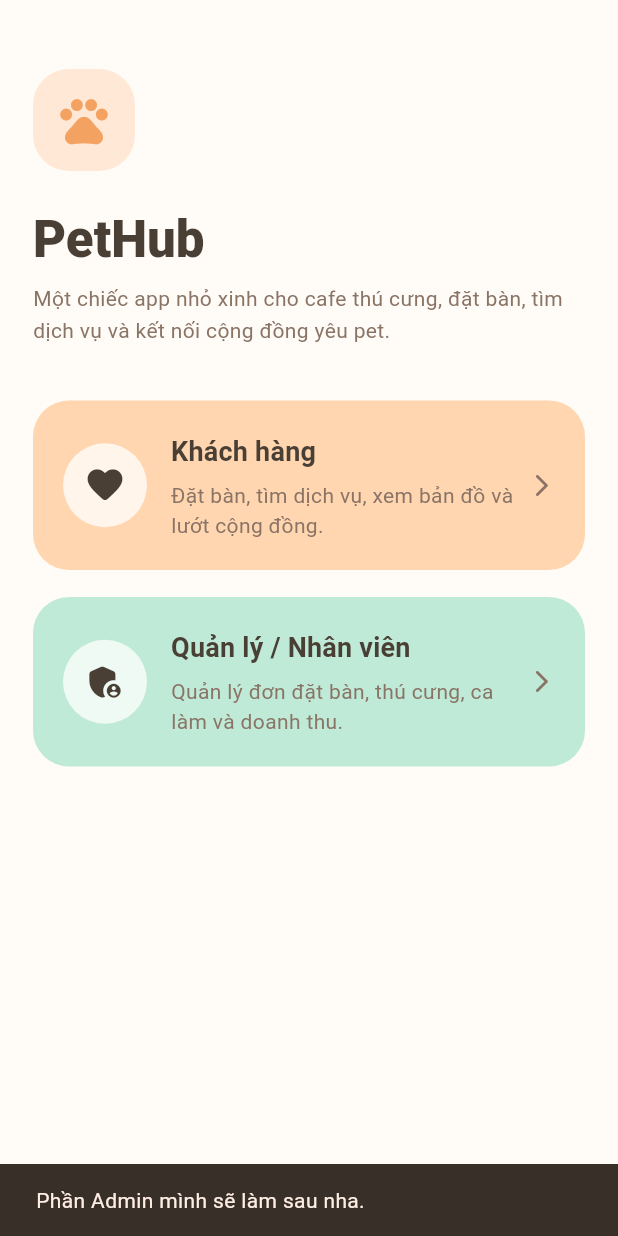
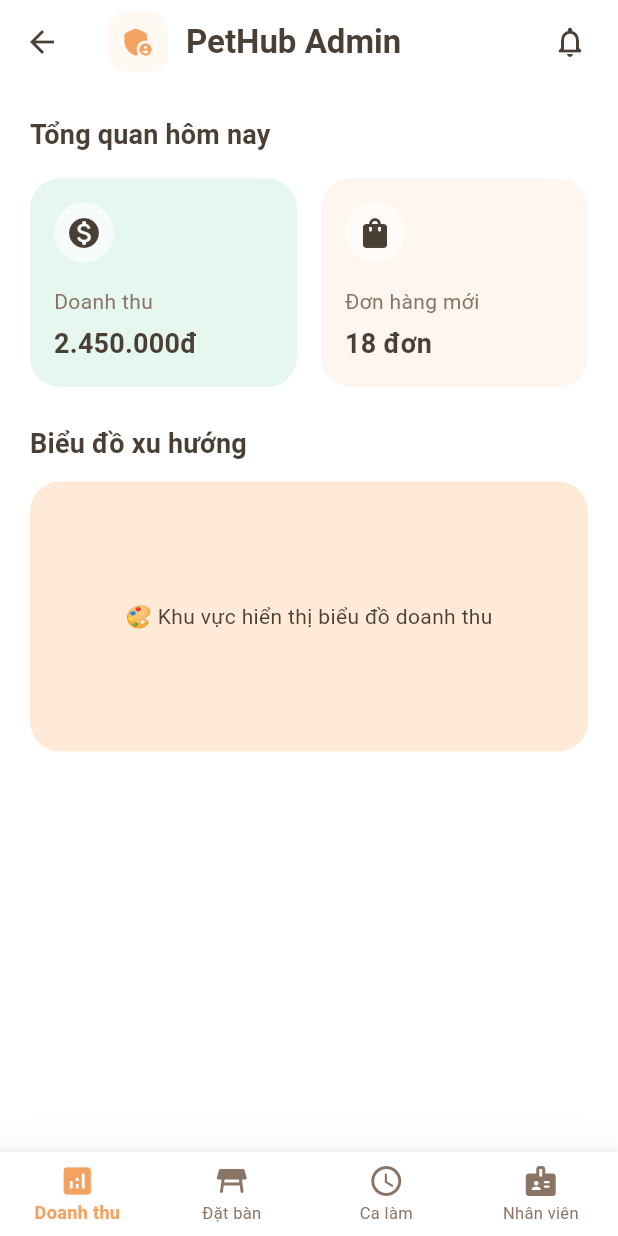
Before and after one commit to Tran-Tuyen-144/Project-Mobile-Sum26, a Flutter app: the screen it shows after launch, after a tap on "Quản lý / Nhân viên", on a phone screen of 412 x 824 dp. Run offline on Flutter 3.47's test engine with Material 3 defaults, Android fonts, the light colour scheme and no system bars; our stand-ins replace app_links, firebase_core, go_router; accounts and stored records are empty.

Commit message:
Chức năng Admin

```diff
--- a/lib/routes/app_router.dart
+++ b/lib/routes/app_router.dart
@@ -1,5 +1,6 @@
 import 'package:flutter/material.dart';
 import 'package:go_router/go_router.dart';
+import '../screens/admin/admin_main_screen.dart';
 import '../screens/customer/profile/customer_profile_screen.dart';
 import '../screens/role_select_screen.dart';
 import '../screens/customer/customer_shell_screen.dart';
@@ -123,6 +124,13 @@ final GoRouter appRouter = GoRouter(
         );
       },
     ),
+    GoRoute(
+      path: '/admin',
+      name: 'admin',
+      builder: (context, state) {
+        return const AdminMainScreen();
+      },
+    ),
   ],
 
 
--- a/lib/screens/admin/admin_main_screen.dart
+++ b/lib/screens/admin/admin_main_screen.dart
@@ -0,0 +1,123 @@
+import 'package:flutter/material.dart';
+import '../../theme/app_colors.dart';
+
+// --- Import các màn hình con đã được tách file ---
+import 'dashboard/admin_dashboard_screen.dart';
+import 'reservations/admin_reservations_screen.dart';
+import 'shifts/admin_shifts_screen.dart';
+import 'staff/admin_staff_screen.dart';
+
+class AdminMainScreen extends StatefulWidget {
+  const AdminMainScreen({super.key});
+
+  @override
+  State<AdminMainScreen> createState() => _AdminMainScreenState();
+}
+
+class _AdminMainScreenState extends State<AdminMainScreen> {
+  int _selectedIndex = 0;
+
+  // Gọi trực tiếp các màn hình từ thư mục con
+  final List<Widget> _screens = [
+    const AdminDashboardScreen(),
+    const AdminReservationsScreen(),
+    const AdminShiftsScreen(),
+    const AdminStaffScreen(),
+  ];
+
+  @override
+  Widget build(BuildContext context) {
+    return Scaffold(
+      backgroundColor: Colors.white,
+      appBar: AppBar(
+        backgroundColor: Colors.white,
+        elevation: 0,
+        centerTitle: false,
+        title: Row(
+          children: [
+            Container(
+              padding: const EdgeInsets.all(8),
+              decoration: BoxDecoration(
+                color: AppColors.peach.withOpacity(0.3),
+                borderRadius: BorderRadius.circular(12),
+              ),
+              child: const Icon(
+                Icons.admin_panel_settings_rounded,
+                color: AppColors.primary,
+                size: 24,
+              ),
+            ),
+            const SizedBox(width: 12),
+            Text(
+              'PetHub Admin',
+              style: Theme.of(context).textTheme.titleLarge?.copyWith(
+                fontWeight: FontWeight.bold,
+                fontSize: 22,
+                color: AppColors.textDark,
+              ),
+            ),
+          ],
+        ),
+        actions: [
+          IconButton(
+            icon: const Icon(Icons.notifications_none_rounded, color: AppColors.textDark),
+            onPressed: () {},
+          ),
+          const SizedBox(width: 8),
+        ],
+      ),
+      // Sử dụng IndexedStack để giữ nguyên trạng thái cuộn của từng tab
+      body: IndexedStack(
+        index: _selectedIndex,
+        children: _screens,
+      ),
+      bottomNavigationBar: Container(
+        decoration: BoxDecoration(
+          boxShadow: [
+            BoxShadow(
+              color: Colors.black.withOpacity(0.04),
+              blurRadius: 20,
+              offset: const Offset(0, -4),
+            ),
+          ],
+        ),
+        child: BottomNavigationBar(
+          type: BottomNavigationBarType.fixed,
+          backgroundColor: Colors.white,
+          currentIndex: _selectedIndex,
+          onTap: (index) {
+            setState(() {
+              _selectedIndex = index;
+            });
+          },
+          selectedItemColor: AppColors.primary,
+          unselectedItemColor: AppColors.textSoft,
+          selectedLabelStyle: const TextStyle(fontWeight: FontWeight.bold, fontSize: 12),
+          unselectedLabelStyle: const TextStyle(fontSize: 11),
+          items: const [
+            BottomNavigationBarItem(
+              icon: Icon(Icons.analytics_rounded),
+              activeIcon: Icon(Icons.analytics),
+              label: 'Doanh thu',
+            ),
+            BottomNavigationBarItem(
+              icon: Icon(Icons.table_restaurant_rounded),
+              activeIcon: Icon(Icons.table_restaurant),
+              label: 'Đặt bàn',
+            ),
+            BottomNavigationBarItem(
+              icon: Icon(Icons.access_time_rounded),
+              activeIcon: Icon(Icons.access_time_filled_rounded),
+              label: 'Ca làm',
+            ),
+            BottomNavigationBarItem(
+              icon: Icon(Icons.badge_rounded),
+              activeIcon: Icon(Icons.badge),
+              label: 'Nhân viên',
+            ),
+          ],
+        ),
+      ),
+    );
+  }
+}
--- a/lib/screens/admin/dashboard/admin_dashboard_screen.dart
+++ b/lib/screens/admin/dashboard/admin_dashboard_screen.dart
@@ -0,0 +1,83 @@
+import 'package:flutter/material.dart';
+import '../../../theme/app_colors.dart';
+
+class AdminDashboardScreen extends StatelessWidget {
+  const AdminDashboardScreen({super.key});
+
+  @override
+  Widget build(BuildContext context) {
+    return SingleChildScrollView(
+      padding: const EdgeInsets.all(20),
+      child: Column(
+        crossAxisAlignment: CrossAxisAlignment.start,
+        children: [
+          Text('Tổng quan hôm nay', style: Theme.of(context).textTheme.titleMedium?.copyWith(fontWeight: FontWeight.bold)),
+          const SizedBox(height: 16),
+          Row(
+            children: [
+              Expanded(
+                child: _buildStatCard(
+                  context,
+                  title: 'Doanh thu',
+                  value: '2.450.000đ',
+                  icon: Icons.monetization_on_rounded,
+                  color: AppColors.mint,
+                ),
+              ),
+              const SizedBox(width: 16),
+              Expanded(
+                child: _buildStatCard(
+                  context,
+                  title: 'Đơn hàng mới',
+                  value: '18 đơn',
+                  icon: Icons.shopping_bag_rounded,
+                  color: AppColors.peach,
+                ),
+              ),
+            ],
+          ),
+          const SizedBox(height: 24),
+          Text('Biểu đồ xu hướng', style: Theme.of(context).textTheme.titleMedium?.copyWith(fontWeight: FontWeight.bold)),
+          const SizedBox(height: 12),
+          Container(
+            height: 180,
+            width: double.infinity,
+            decoration: BoxDecoration(
+              color: AppColors.primarySoft.withOpacity(0.5),
+              borderRadius: BorderRadius.circular(20),
+            ),
+            child: const Center(
+              child: Text(
+                '🎨 Khu vực hiển thị biểu đồ doanh thu',
+                style: TextStyle(color: AppColors.textDark),
+              ),
+            ),
+          ),
+        ],
+      ),
+    );
+  }
+
+  Widget _buildStatCard(BuildContext context, {required String title, required String value, required IconData icon, required Color color}) {
+    return Container(
+      padding: const EdgeInsets.all(16),
+      decoration: BoxDecoration(
+        color: color.withOpacity(0.4),
+        borderRadius: BorderRadius.circular(20),
+      ),
+      child: Column(
+        crossAxisAlignment: CrossAxisAlignment.start,
+        children: [
+          CircleAvatar(
+            backgroundColor: Colors.white.withOpacity(0.6),
+            child: Icon(icon, color: AppColors.textDark),
+          ),
+          const SizedBox(height: 16),
+          Text(title, style: Theme.of(context).textTheme.bodyMedium?.copyWith(color: AppColors.textSoft)),
+          const SizedBox(height: 4),
+          Text(value, style: Theme.of(context).textTheme.titleMedium?.copyWith(fontWeight: FontWeight.bold, fontSize: 18)),
+        ],
+      ),
+    );
+  }
+}
--- a/lib/screens/admin/reservations/admin_reservations_screen.dart
+++ b/lib/screens/admin/reservations/admin_reservations_screen.dart
@@ -0,0 +1,54 @@
+import 'package:flutter/material.dart';
+import '../../../theme/app_colors.dart';
+
+class AdminReservationsScreen extends StatelessWidget {
+  const AdminReservationsScreen({super.key});
+
+  @override
+  Widget build(BuildContext context) {
+    return ListView.builder(
+      padding: const EdgeInsets.all(20),
+      itemCount: 3,
+      itemBuilder: (context, index) {
+        final isOnline = index % 2 == 0;
+        return Container(
+          margin: const EdgeInsets.only(bottom: 14),
+          padding: const EdgeInsets.all(16),
+          decoration: BoxDecoration(
+            color: Colors.grey.shade50,
+            borderRadius: BorderRadius.circular(16),
+            border: Border.all(color: Colors.grey.shade100),
+          ),
+          child: Row(
+            children: [
+              Container(
+                padding: const EdgeInsets.symmetric(horizontal: 12, vertical: 8),
+                decoration: BoxDecoration(
+                  color: isOnline ? AppColors.primarySoft : AppColors.mint.withOpacity(0.5),
+                  borderRadius: BorderRadius.circular(10),
+                ),
+                child: Text(
+                  isOnline ? 'Online' : 'Offline',
+                  style: const TextStyle(fontWeight: FontWeight.bold, fontSize: 12, color: AppColors.textDark),
+                ),
+              ),
+              const SizedBox(width: 16),
+              Expanded(
+                child: Column(
+                  crossAxisAlignment: CrossAxisAlignment.start,
+                  children: [
+                    Text('Bàn A${index + 1} • Khách hàng Nguyễn Văn ${String.fromCharCode(65 + index)}',
+                        style: const TextStyle(fontWeight: FontWeight.bold)),
+                    const SizedBox(height: 4),
+                    Text('Thời gian: 19:00 - Số khách: ${index + 2}', style: const TextStyle(color: AppColors.textSoft, fontSize: 13)),
+                  ],
+                ),
+              ),
+              const Icon(Icons.check_circle_outline_rounded, color: Colors.green),
+            ],
+          ),
+        );
+      },
+    );
+  }
+}
--- a/lib/screens/admin/shifts/admin_shifts_screen.dart
+++ b/lib/screens/admin/shifts/admin_shifts_screen.dart
@@ -0,0 +1,53 @@
+import 'package:flutter/material.dart';
+import '../../../theme/app_colors.dart';
+
+class AdminShiftsScreen extends StatelessWidget {
+  const AdminShiftsScreen({super.key});
+
+  @override
+  Widget build(BuildContext context) {
+    return Padding(
+      padding: const EdgeInsets.all(20),
+      child: Column(
+        crossAxisAlignment: CrossAxisAlignment.start,
+        children: [
+          Row(
+            mainAxisAlignment: MainAxisAlignment.spaceBetween,
+            children: [
+              const Text('Lịch làm việc hôm nay', style: TextStyle(fontWeight: FontWeight.bold, fontSize: 16)),
+              TextButton.icon(
+                onPressed: () {},
+                icon: const Icon(Icons.add, size: 18),
+                label: const Text('Xếp ca'),
+              ),
+            ],
+          ),
+          const SizedBox(height: 12),
+          Expanded(
+            child: ListView(
+              children: [
+                _buildShiftItem('Ca Sáng (07:00 - 12:00)', 'Trần Mộng Tuyền, Nguyễn Hải Yến'),
+                _buildShiftItem('Ca Chiều (12:00 - 17:00)', 'Nguyễn Hoàng Ngọc Trân'),
+                _buildShiftItem('Ca Tối (17:00 - 22:00)', 'Nguyễn Xuân Hiếu'),
+              ],
+            ),
+          )
+        ],
+      ),
+    );
+  }
+
+  Widget _buildShiftItem(String time, String staffs) {
+    return Card(
+      elevation: 0,
+      color: AppColors.peach.withOpacity(0.15),
+      margin: const EdgeInsets.only(bottom: 12),
+      shape: RoundedRectangleBorder(borderRadius: BorderRadius.circular(16)),
+      child: ListTile(
+        leading: const Icon(Icons.wb_sunny_rounded, color: Colors.orangeAccent),
+        title: Text(time, style: const TextStyle(fontWeight: FontWeight.bold)),
+        subtitle: Text('Nhân viên: $staffs', style: const TextStyle(color: AppColors.textDark)),
+      ),
+    );
+  }
+}
--- a/lib/screens/admin/staff/admin_staff_screen.dart
+++ b/lib/screens/admin/staff/admin_staff_screen.dart
@@ -0,0 +1,45 @@
+import 'package:flutter/material.dart';
+import '../../../theme/app_colors.dart';
+
+class AdminStaffScreen extends StatelessWidget {
+  const AdminStaffScreen({super.key});
+
+  @override
+  Widget build(BuildContext context) {
+    return ListView(
+      padding: const EdgeInsets.all(20),
+      children: [
+        const Text('Danh sách nhân sự hoạt động', style: TextStyle(fontWeight: FontWeight.bold, fontSize: 16)),
+        const SizedBox(height: 16),
+        _buildStaffRow('Nguyễn Hải Yến', 'Phục vụ bàn', 'Lương: 3.200.000đ'),
+        _buildStaffRow('Trần Mộng Tuyền', 'Pha chế chính', 'Lương: 4.500.000đ'),
+        _buildStaffRow('Nguyễn Hoàng Ngọc Trân', 'Chăm sóc thú cưng', 'Lương: 4.000.000đ'),
+      ],
+    );
+  }
+
+  Widget _buildStaffRow(String name, String role, String salary) {
+    return Container(
+      margin: const EdgeInsets.only(bottom: 12),
+      padding: const EdgeInsets.all(14),
+      decoration: BoxDecoration(
+        color: AppColors.mint.withOpacity(0.2),
+        borderRadius: BorderRadius.circular(16),
+      ),
+      child: Row(
+        mainAxisAlignment: MainAxisAlignment.spaceBetween,
+        children: [
+          Column(
+            crossAxisAlignment: CrossAxisAlignment.start,
+            children: [
+              Text(name, style: const TextStyle(fontWeight: FontWeight.bold)),
+              const SizedBox(height: 4),
+              Text(role, style: const TextStyle(fontSize: 13, color: AppColors.textSoft)),
+            ],
+          ),
+          Text(salary, style: const TextStyle(fontWeight: FontWeight.bold, color: Colors.teal)),
+        ],
+      ),
+    );
+  }
+}
--- a/lib/screens/role_select_screen.dart
+++ b/lib/screens/role_select_screen.dart
@@ -70,11 +70,8 @@ class RoleSelectScreen extends StatelessWidget {
                 icon: Icons.admin_panel_settings_rounded,
                 color: AppColors.mint,
                 onTap: () {
-                  ScaffoldMessenger.of(context).showSnackBar(
-                    const SnackBar(
-                      content: Text('Phần Admin mình sẽ làm sau nha.'),
-                    ),
-                  );
+                  context.push('/admin');
+
                 },
               ),
 
```
Also changed, not shown: pubspec.lock, 2 other files.
